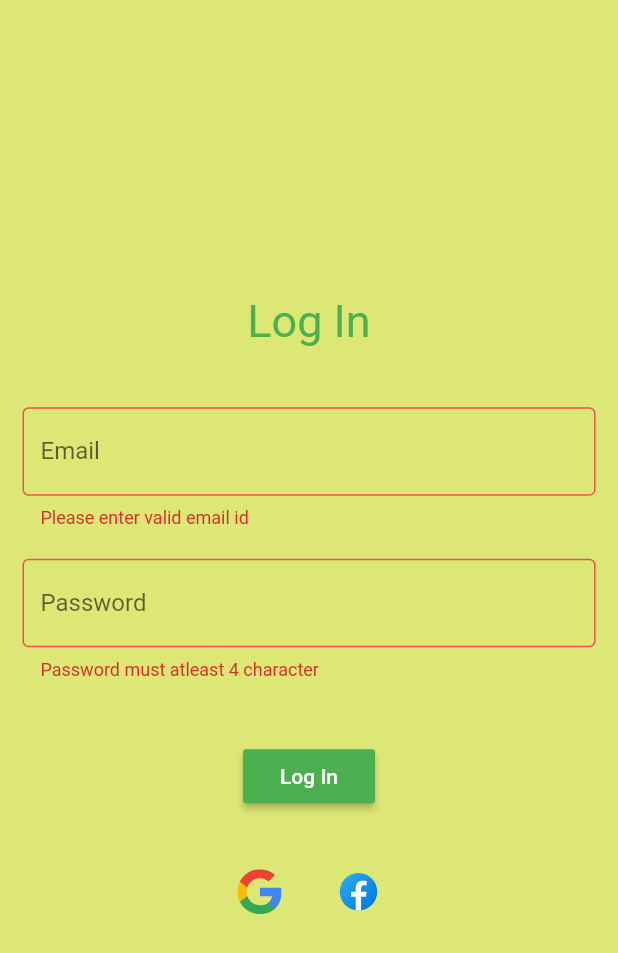
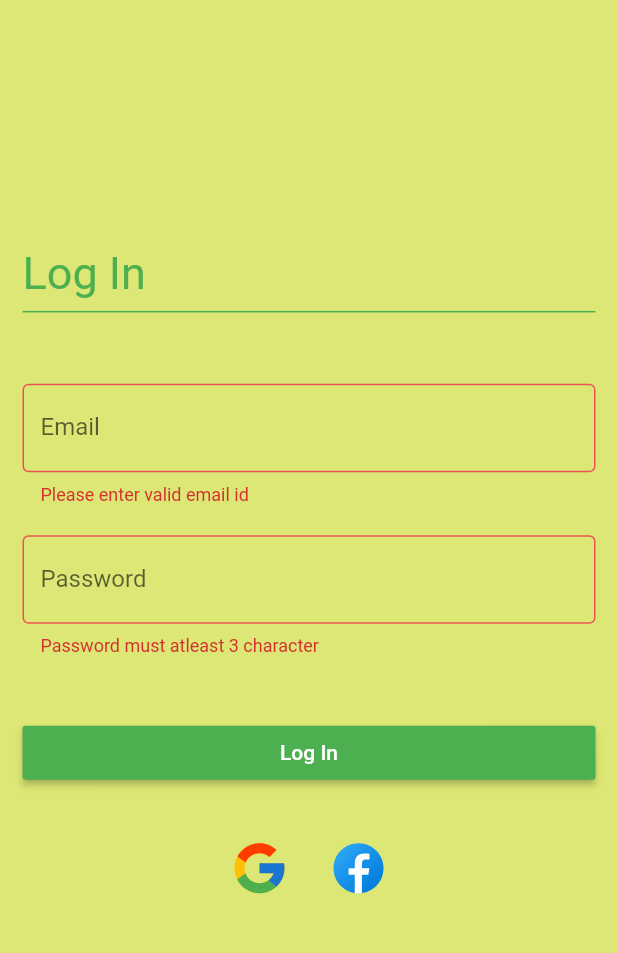
Before and after one commit to pritampodder12/flutter_authentication_flow, a Flutter app: the screen it shows after launch, after a tap on "Log In", on a phone screen of 412 x 824 dp. Shown: the top 953 px of the screen. Run offline on Flutter 3.47's test engine with Material 2 defaults, Android fonts, the phone set to English and light mode, and no system bars; our stand-ins replace firebase_auth, flutter_svg, google_sign_in, shared_preferences; accounts and stored records are empty.

Commit message:
validation

```diff
--- /dev/null
+++ b/lib/mixins/validation_mixin.dart
@@ -0,0 +1,9 @@
+class ValidationMixin {
+  final Function(String) emailValidator = (String value) {
+    if (!value.contains('@')) return 'Please enter valid email id';
+  };
+
+  final Function(String) passwordValidator = (String value) {
+    if (value.length < 3) return 'Password must atleast 3 character';
+  };
+}
--- a/lib/pages/login/components/social_media_icon.dart
+++ b/lib/pages/login/components/social_media_icon.dart
@@ -15,9 +15,8 @@ class SocialMediaIcon extends StatelessWidget {
       },
       icon: SvgPicture.asset(
         iconName,
-        semanticsLabel: 'Acme Logo',
-        height: 30,
-        width: 30,
+        height: 40,
+        width: 40,
       ),
     );
   }
--- a/lib/pages/login/components/textInput.dart
+++ b/lib/pages/login/components/textInput.dart
@@ -1,27 +1,26 @@
 import 'package:flutter/material.dart';
 
-class TextInput extends StatelessWidget {
+import '../../../mixins/validation_mixin.dart';
+
+class TextInput extends StatelessWidget with ValidationMixin {
   final String type;
   final String label;
   final String placeholder;
   final bool obscureText;
   TextInput({this.type, this.label, this.placeholder, this.obscureText});
-
-  final Function(String) emailValidator = (String value) {
-    if (!value.contains('@')) return 'Please enter valid email id';
-  };
-
-  final Function(String) passwordValidator = (String value) {
-    if (value.length < 3) return 'Password must atleast 4 character';
-  };
-
   @override
   Widget build(BuildContext context) {
     return TextFormField(
+      onEditingComplete: () {
+        print('editing complete');
+      },
       cursorColor: Theme.of(context).primaryColor,
       keyboardType:
           type == 'email' ? TextInputType.emailAddress : TextInputType.text,
-      textInputAction: TextInputAction.next,
+      textInputAction:
+          type == 'email' ? TextInputAction.next : TextInputAction.done,
+      onFieldSubmitted: (_) =>
+          type == 'email' ? FocusScope.of(context).nextFocus() : null,
       decoration: InputDecoration(
           helperText: '',
           focusedBorder: OutlineInputBorder(
--- a/lib/pages/login/login_page.dart
+++ b/lib/pages/login/login_page.dart
@@ -67,9 +67,9 @@ class _LoginPageState extends State<LoginPage> {
 
   @override
   Widget build(BuildContext context) {
+    Size screenSize = MediaQuery.of(context).size;
     return Scaffold(
         backgroundColor: Colors.lime[300],
-        resizeToAvoidBottomInset: false,
         body: Container(
           child: GestureDetector(
             behavior: HitTestBehavior.opaque,
@@ -78,15 +78,14 @@ class _LoginPageState extends State<LoginPage> {
             },
             child: Form(
               key: formKey,
-              child: Padding(
+              child: ListView(
                 padding: const EdgeInsets.symmetric(horizontal: 15.0),
-                child: Column(
-                  mainAxisAlignment: MainAxisAlignment.center,
                 children: [
+                  SizedBox(height: screenSize.height * 0.2),
                   Text('Log In',
                       style: TextStyle(
-                            fontSize: 30,
-                            color: Theme.of(context).primaryColor)),
+                          fontSize: 30, color: Theme.of(context).primaryColor)),
+                  Divider(color: Theme.of(context).primaryColor, thickness: 1),
                   SizedBox(height: 40),
                   TextInput(
                     type: 'email',
@@ -104,8 +103,7 @@ class _LoginPageState extends State<LoginPage> {
                     color: Theme.of(context).primaryColor,
                     onPressed: _handleSubmit,
                     child: Text('Log In',
-                          style:
-                              TextStyle(color: Theme.of(context).accentColor)),
+                        style: TextStyle(color: Theme.of(context).accentColor)),
                   ),
                   SizedBox(height: 20),
                   Row(
@@ -119,7 +117,6 @@ class _LoginPageState extends State<LoginPage> {
               ),
             ),
           ),
-          ),
         ));
   }
 }
```
Also changed, not shown: assets/images/facebook_logo.svg, assets/images/google_logo.svg. Lines whose indentation alone changed are shown as unchanged.
